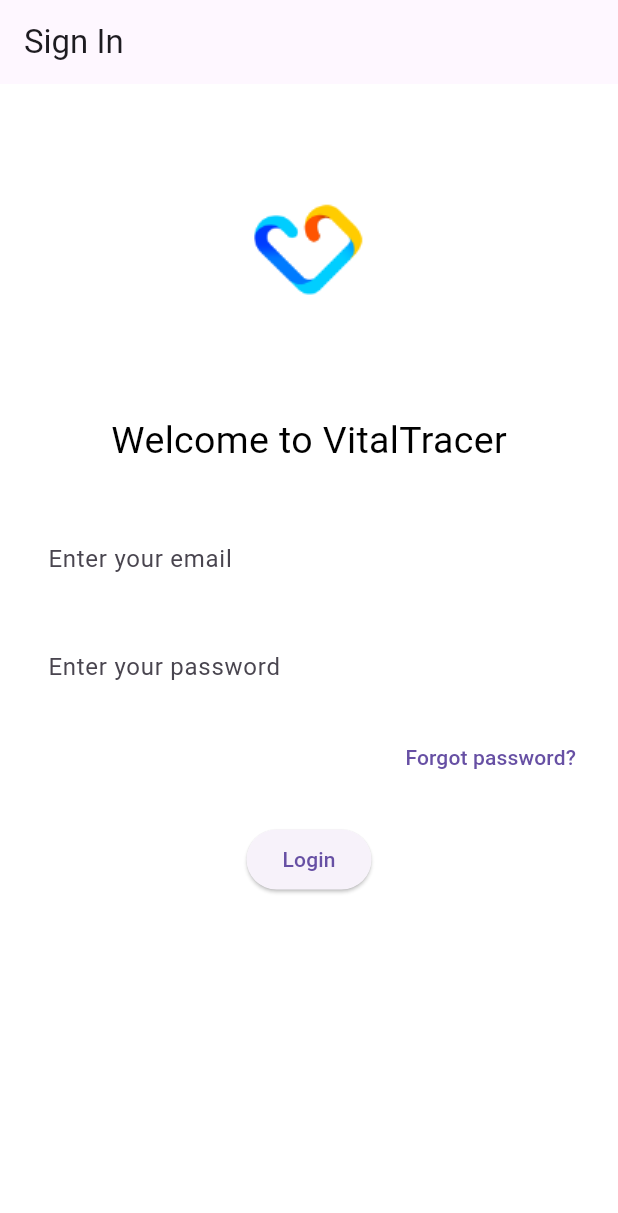
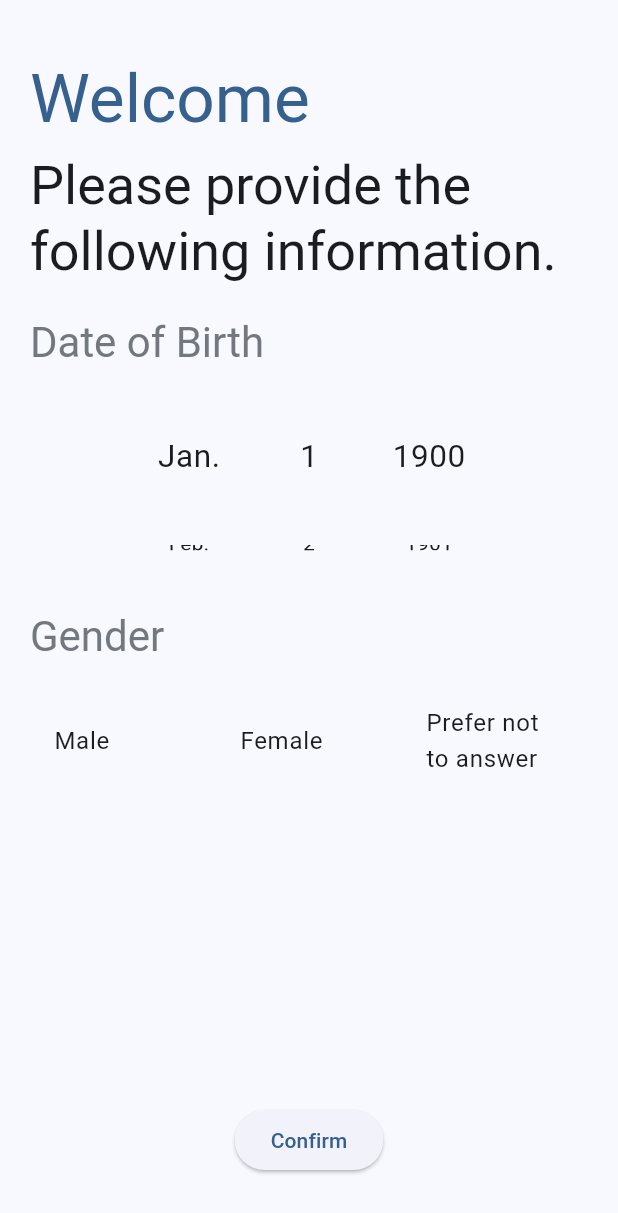
Before and after one commit to WDNUAI/vitaltracer-app, a Flutter app: the screen it shows after launch, on a phone screen of 412 x 824 dp. Shown: the top 1213 px of the screen. Run offline on Flutter 3.47's test engine with Material 3 defaults, Android fonts, the phone set to English and light mode, and no system bars; our stand-ins replace settings_ui.

Commit message:
Add user data config screen

```diff
--- a/lib/main.dart
+++ b/lib/main.dart
@@ -1,8 +1,12 @@
 import 'package:flutter/material.dart';
+import 'package:provider/provider.dart';
+import 'package:vitaltracer_app/screens/user_data_config_screen.dart';
+import 'models/user_info.dart';
 
-import 'screens/sign_in_screen.dart';
-
-void main() => runApp(const MyApp());
+void main() => runApp(ChangeNotifierProvider(
+      create: (context) => UserInfoModel(),
+      child: const MyApp(),
+    ));
 
 class MyApp extends StatelessWidget {
   const MyApp({super.key});
@@ -12,9 +16,9 @@ class MyApp extends StatelessWidget {
     return MaterialApp(
       title: 'Health Monitor',
       theme: ThemeData(
-        primarySwatch: Colors.blue,
+        colorScheme: ColorScheme.fromSeed(seedColor: Colors.blue),
       ),
-      home: const SignScreen(),
+      home: const UserDataConfigScreen(),
     );
   }
 }
--- a/lib/screens/sign_in_screen.dart
+++ b/lib/screens/sign_in_screen.dart
@@ -1,6 +1,6 @@
 import 'package:flutter/material.dart';
 import 'components/custom_textfield.dart';
-import 'home_screen.dart';
+import 'user_data_config_screen.dart';
 
 class SignScreen extends StatelessWidget {
   const SignScreen({super.key});
@@ -73,7 +73,8 @@ class SignScreenContent extends StatelessWidget {
             onPressed: () {
               Navigator.push(
                 context,
-                MaterialPageRoute(builder: (context) => const HomeScreen()),
+                MaterialPageRoute(
+                    builder: (context) => const UserDataConfigScreen()),
               );
             },
             child: const Text('Login'),
--- /dev/null
+++ b/lib/screens/user_data_config_screen.dart
@@ -0,0 +1,61 @@
+import 'package:flutter/material.dart';
+import 'package:vitaltracer_app/screens/home_screen.dart';
+import 'package:vitaltracer_app/widgets/header_widget.dart';
+import 'package:vitaltracer_app/widgets/date_selector_widget.dart';
+
+class UserDataConfigScreen extends StatelessWidget {
+  const UserDataConfigScreen({super.key});
+
+  @override
+  Widget build(BuildContext context) {
+    return Scaffold(
+      body: SafeArea(
+        child: Padding(
+          padding: const EdgeInsets.fromLTRB(20, 40, 20, 40),
+          child: Column(
+            crossAxisAlignment: CrossAxisAlignment.start,
+            children: [
+              const H1(text: "Welcome"),
+              const SizedBox(height: 10),
+              const H2(text: "Please provide the following information."),
+              const SizedBox(height: 20),
+              const H3(text: "Date of Birth"),
+              const SizedBox(height: 20),
+              const DateSelector(),
+              const SizedBox(height: 20),
+              const H3(text: "Gender"),
+              const SizedBox(height: 20),
+              const Row(
+                children: [
+                  Expanded(
+                    child: ListTile(title: Text("Male")),
+                  ),
+                  Expanded(
+                    child: ListTile(title: Text("Female")),
+                  ),
+                  Expanded(
+                      child: ListTile(title: Text("Prefer not to answer"))),
+                ],
+              ),
+              Expanded(
+                child: Align(
+                  alignment: Alignment.bottomCenter,
+                  child: ElevatedButton(
+                    onPressed: () {
+                      Navigator.push(
+                        context,
+                        MaterialPageRoute(
+                            builder: (context) => const HomeScreen()),
+                      );
+                    },
+                    child: const Text("Confirm"),
+                  ),
+                ),
+              ),
+            ],
+          ),
+        ),
+      ),
+    );
+  }
+}
```
